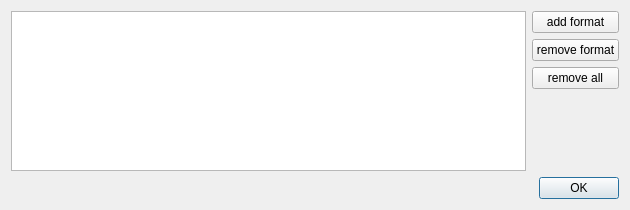
Above: ui/formatsdialog.ui from snip89/wsnsim-postprocessor before the change. Below: the same form after it.
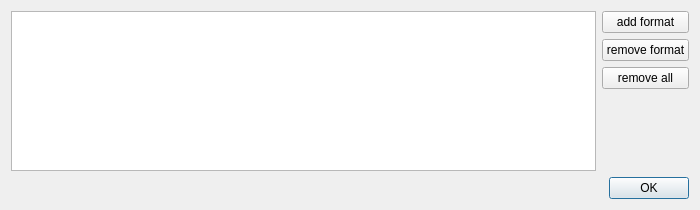
That is the form after the change.

Commit message: fixed bug with multiformat logs

```diff
--- a/ui/formatsdialog.ui
+++ b/ui/formatsdialog.ui
@@ -6,7 +6,7 @@
    <rect>
     <x>0</x>
     <y>0</y>
-    <width>630</width>
+    <width>700</width>
     <height>210</height>
    </rect>
   </property>
@@ -18,13 +18,13 @@
   </property>
   <property name="minimumSize">
    <size>
-    <width>630</width>
+    <width>700</width>
     <height>210</height>
    </size>
   </property>
   <property name="maximumSize">
    <size>
-    <width>630</width>
+    <width>700</width>
     <height>210</height>
    </size>
   </property>
```
The commit also changes 1 other file.
